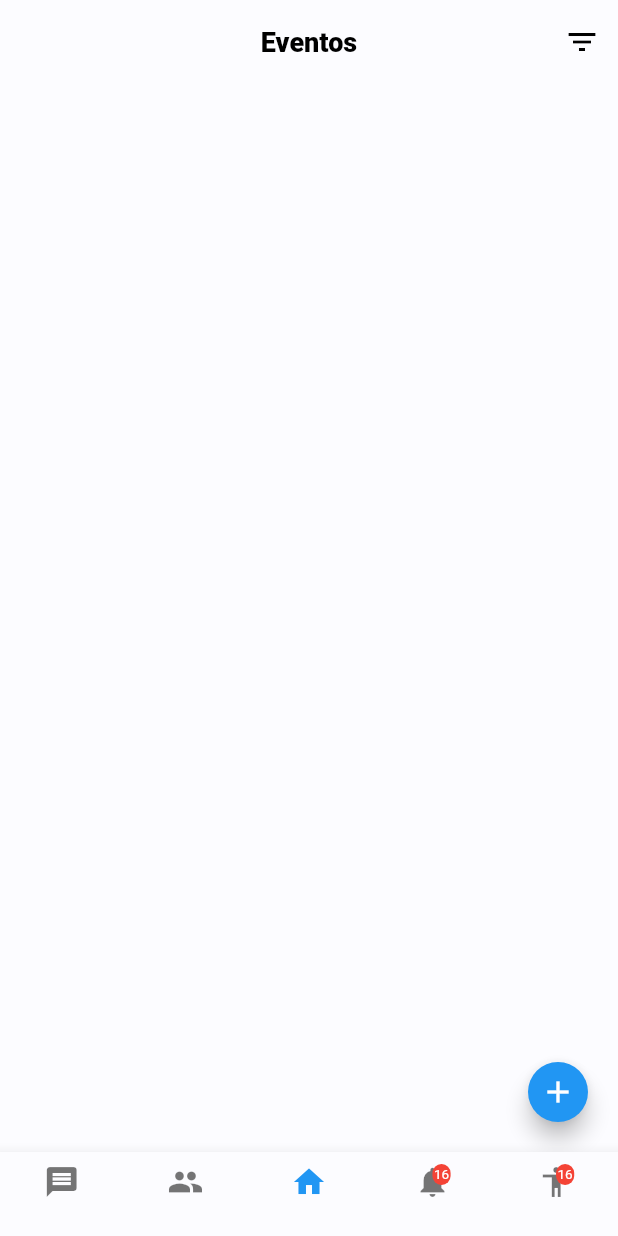
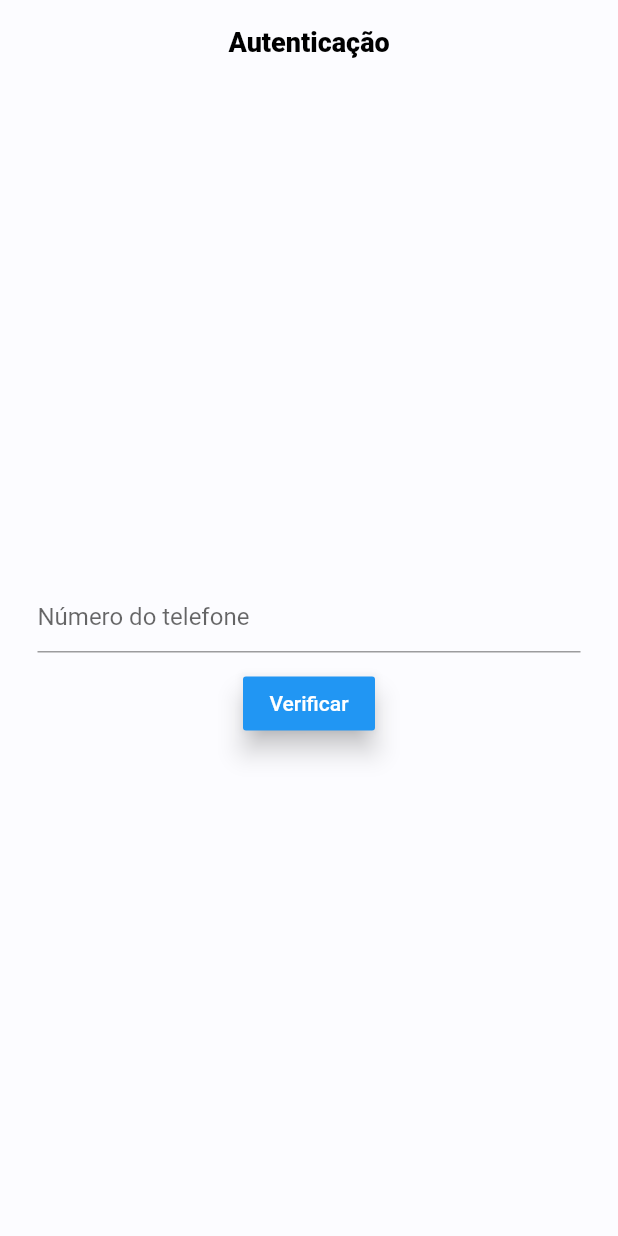
Before and after one commit to danielWagnerr/pente-rala, a Flutter app: the screen it shows after launch, on a phone screen of 412 x 824 dp. Run offline on Flutter 3.47's test engine with Material 2 defaults, Android fonts, the phone set to English and light mode, and no system bars; our stand-ins replace firebase_auth, firebase_messaging, flutter_datetime_picker, fluttertoast; accounts and stored records are empty.

Commit message:
Autenticação por sms implementada.

```diff
--- a/lib/main.dart
+++ b/lib/main.dart
@@ -1,16 +1,16 @@
+import 'package:firebase_auth/firebase_auth.dart';
 import 'package:firebase_messaging/firebase_messaging.dart';
 import 'package:flutter/material.dart';
 import 'package:flutter/services.dart';
 import 'package:pente_rala_app/screens/main_screen.dart';
 import 'package:pente_rala_app/util/const.dart';
 
-
-void main() async{
-  SystemChrome.setPreferredOrientations([DeviceOrientation.portraitUp]).then((_) {
+void main() async {
+  SystemChrome.setPreferredOrientations([DeviceOrientation.portraitUp])
+      .then((_) {
     runApp(MyApp());
   });
 }
-
 
 class MyApp extends StatefulWidget {
   @override
@@ -25,6 +25,11 @@ class _MyAppState extends State<MyApp> {
   @override
   void initState() {
     super.initState();
+
+    FirebaseAuth.instance.currentUser().then((FirebaseUser user) {
+      print(user.uid);
+    });
+
     SystemChrome.setEnabledSystemUIOverlays(SystemUiOverlay.values);
     SystemChrome.setSystemUIOverlayStyle(SystemUiOverlayStyle(
       statusBarColor: isDark ? Constants.darkPrimary : Constants.lightPrimary,
@@ -43,11 +48,11 @@ class _MyAppState extends State<MyApp> {
       },
     );
     firebaseMessaging.requestNotificationPermissions(
-      const IosNotificationSettings(
-        sound: true,
-        alert: true,
-        badge: true
-      )
+        const IosNotificationSettings(
+            sound: true,
+            alert: true,
+            badge: true
+        )
     );
     firebaseMessaging.onIosSettingsRegistered.listen((IosNotificationSettings setting){
       print('IOS Settings registered');
@@ -61,7 +66,166 @@ class _MyAppState extends State<MyApp> {
       debugShowCheckedModeBanner: false,
       title: Constants.appName,
       theme: isDark ? Constants.darkTheme : Constants.lightTheme,
-      home: MainScreen(),
+      home: MyHomePage(),
     );
   }
 }
+
+
+class MyHomePage extends StatefulWidget {
+  @override
+  _MyHomePageState createState() => new _MyHomePageState();
+}
+
+class _MyHomePageState extends State<MyHomePage> {
+  String phoneNumber;
+  String smsCode;
+  String verificationId;
+
+  Future<void> verifyPhone() async {
+    final PhoneCodeAutoRetrievalTimeout autoRetrieve = (String verifyId) {
+      this.verificationId = verifyId;
+    };
+
+    final PhoneCodeSent smsCodeSent = (String verifyId, [int forceCodeResend]){
+      this.verificationId = verifyId;
+      smsCodeDialog(context).then((value){
+        print("Autenticado!");
+      });
+    };
+
+    final PhoneVerificationCompleted verifiedSuccess = (AuthCredential credential){
+      print("Verificado");
+    };
+
+    final PhoneVerificationFailed verifiedFailed = (AuthException exception) {
+      print('${exception.message}');
+    };
+
+    await FirebaseAuth.instance.verifyPhoneNumber(
+        phoneNumber: this.phoneNumber,
+        timeout: const Duration(seconds: 5),
+        verificationCompleted: verifiedSuccess,
+        verificationFailed: verifiedFailed,
+        codeSent: smsCodeSent,
+        codeAutoRetrievalTimeout: autoRetrieve
+    );
+  }
+
+  Future<bool> smsCodeDialog(BuildContext context) {
+    return showDialog(
+      context: context,
+      barrierDismissible: false,
+      builder: (BuildContext context) {
+        return new AlertDialog(
+          title: Text('Digite o código'),
+          content: TextField(
+            onChanged: (value) {
+              this.smsCode= value;
+            },
+          ),
+          contentPadding: EdgeInsets.all(10.0),
+          actions: <Widget>[
+            new FlatButton(
+              child: Text('Entrar'),
+              onPressed: () {
+                FirebaseAuth.instance.currentUser().then((user){
+                  if (user != null) {
+                    Navigator.of(context).pop();
+                    Navigator.push(
+                      context,
+                      MaterialPageRoute(
+                          builder: (context) => MainScreen()),
+                    );
+                  }
+                  else {
+                    Navigator.of(context).pop();
+                    signIn();
+                  }
+                });
+              },
+            )
+          ],
+        );
+      }
+    );
+  }
+
+  signIn() {
+    final AuthCredential credential = PhoneAuthProvider.getCredential(verificationId: verificationId, smsCode: smsCode);
+
+    FirebaseAuth.instance.signInWithCredential(credential).then((user) {
+      Navigator.push(
+        context,
+        MaterialPageRoute(
+            builder: (context) => MainScreen()),
+      );
+    });
+  }
+
+  bool isDark = false;
+
+  FirebaseMessaging firebaseMessaging = new FirebaseMessaging();
+
+  @override
+  void initState() {
+    super.initState();
+    SystemChrome.setEnabledSystemUIOverlays(SystemUiOverlay.values);
+    SystemChrome.setSystemUIOverlayStyle(SystemUiOverlayStyle(
+      statusBarColor: isDark ? Constants.darkPrimary : Constants.lightPrimary,
+      statusBarIconBrightness: isDark ? Brightness.light : Brightness.dark,
+    ));
+
+    firebaseMessaging.configure(
+      onLaunch: (Map<String, dynamic> msg) {
+        print("onLaunch called");
+      },
+      onResume: (Map<String, dynamic> msg) {
+        print("onResume called");
+      },
+      onMessage: (Map<String, dynamic> msg) {
+        print("onMessage called");
+      },
+    );
+    firebaseMessaging.requestNotificationPermissions(
+        const IosNotificationSettings(sound: true, alert: true, badge: true));
+    firebaseMessaging.onIosSettingsRegistered
+        .listen((IosNotificationSettings setting) {
+      print('IOS Settings registered');
+    });
+  }
+
+
+  @override
+  Widget build(BuildContext context) {
+    return new Scaffold(
+        appBar: new AppBar(
+          title: Text("Autenticação"),
+          centerTitle: true,
+        ),
+        body: new Center(
+          child: Container(
+            padding: EdgeInsets.all(25.0),
+            child: Column(
+              mainAxisAlignment: MainAxisAlignment.center,
+              children: <Widget>[
+                TextField(
+                  decoration: InputDecoration(hintText: 'Número do telefone'),
+                  onChanged: (value) {
+                    this.phoneNumber = value;
+                  },
+                ),
+                SizedBox(height: 10.0),
+                RaisedButton(
+                  onPressed: verifyPhone,
+                  child: Text('Verificar'),
+                  textColor: Colors.white,
+                  elevation: 7.0,
+                  color: Colors.blue,
+                )
+              ],
+            ),
+          ),
+        ));
+  }
+}
--- a/lib/screens/home.dart
+++ b/lib/screens/home.dart
@@ -75,8 +75,7 @@ class _HomeState extends State<Home> {
         onPressed: (){
           Navigator.push(
               context,
-              MaterialPageRoute(builder: (context) => EventAdd(
-              ))
+              MaterialPageRoute(builder: (context) => EventAdd())
           );
         },
         mini: true,
--- a/pubspec.yaml
+++ b/pubspec.yaml
@@ -27,6 +27,7 @@ dependencies:
   font_awesome_flutter: 8.5.0
   fluttertoast: 3.1.3
   firebase_messaging: 5.1.6
+  firebase_auth: 0.14.0+9
 
 dev_dependencies:
   flutter_test:
```
Also changed, not shown: pubspec.lock, 2 other files.
